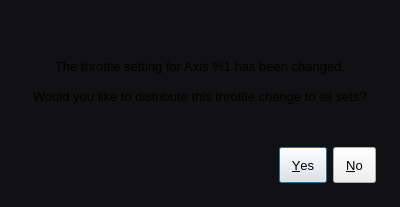
davaughnl/Pad, file src/gui/setaxisthrottledialog.ui: the form before one commit.
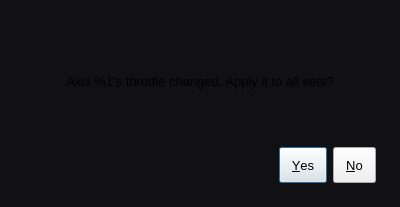
The form after the commit. Icons and pictures are not drawn.

Diff of the .ui file:
```diff
--- a/src/gui/setaxisthrottledialog.ui
+++ b/src/gui/setaxisthrottledialog.ui
@@ -37,9 +37,7 @@
    <item>
     <widget class="QLabel" name="label">
      <property name="text">
-      <string>The throttle setting for Axis %1 has been changed.
-
-Would you like to distribute this throttle change to all sets?</string>
+      <string>Axis %1's throttle changed. Apply it to all sets?</string>
      </property>
      <property name="alignment">
       <set>Qt::AlignCenter</set>
```
